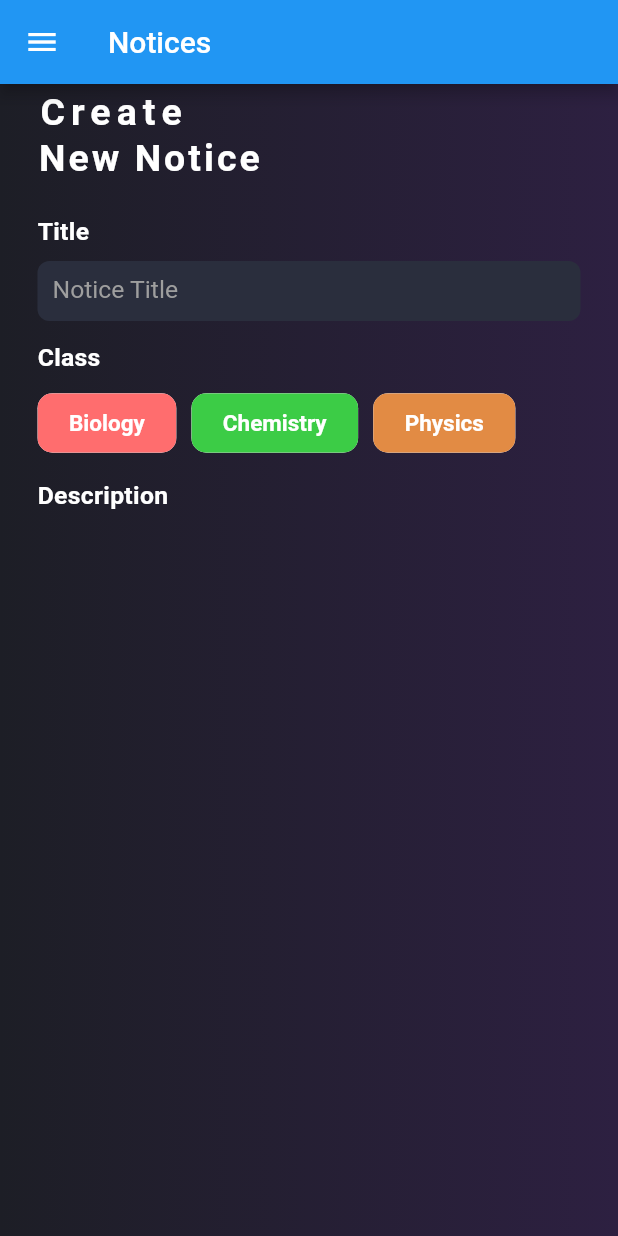
After one commit to MishanPerera/Institute_Management_App, a Flutter app: the Notice screen opened directly, on a phone screen of 412 x 824 dp. The commit adds this screen. Run offline on Flutter 3.47's test engine with Material 2 defaults, Android fonts, the phone set to English and light mode, and no system bars; our stand-ins replace firebase_auth, firebase_core, flutter_zoom_drawer, quickalert; accounts and stored records are empty.

Commit message:
commit create notice UI

```diff
--- a/institute_management_app/lib/screens/main_page.dart
+++ b/institute_management_app/lib/screens/main_page.dart
@@ -5,7 +5,7 @@ import 'package:institute_management_app/models/menu_page_model.dart';
 import 'package:institute_management_app/screens/menu_page.dart';
 
 import 'package:institute_management_app/screens/pages/time_table_screen.dart';
-import 'package:institute_management_app/screens/pages/sample_page_1.dart';
+import 'package:institute_management_app/screens/pages/notice_screen.dart';
 import 'package:institute_management_app/screens/pages/sample_page_2.dart';
 import 'package:institute_management_app/screens/pages/sample_page_3.dart';
 import 'package:institute_management_app/screens/pages/sample_page_4.dart';
@@ -47,8 +47,8 @@ class _MainPageState extends State<MainPage> {
         return const TimeTable(
           title: 'Time Table',
         );
-      case MenuItems.promos:
-        return const SamplePage1();
+      case MenuItems.notice:
+        return const Notice();
       case MenuItems.notifications:
         return const SamplePage2();
       case MenuItems.help:
--- a/institute_management_app/lib/screens/menu_page.dart
+++ b/institute_management_app/lib/screens/menu_page.dart
@@ -3,7 +3,7 @@ import 'package:institute_management_app/models/menu_page_model.dart';
 
 class MenuItems {
   static const timeTable = MenuItem('Time Table', Icons.table_chart_outlined);
-  static const promos = MenuItem('Promo', Icons.card_giftcard);
+  static const notice = MenuItem('Notice', Icons.card_giftcard);
   static const notifications = MenuItem('Notification', Icons.notifications);
   static const help = MenuItem('Help', Icons.help);
   static const aboutUs = MenuItem('About Us', Icons.info_outline);
@@ -11,7 +11,7 @@ class MenuItems {
 
   static const all = <MenuItem>[
     timeTable,
-    promos,
+    notice,
     notifications,
     help,
     aboutUs,
--- /dev/null
+++ b/institute_management_app/lib/screens/pages/notice_screen.dart
@@ -0,0 +1,212 @@
+import 'package:flutter/material.dart';
+import 'package:flutter_zoom_drawer/flutter_zoom_drawer.dart';
+
+// class Notice extends StatelessWidget {
+//   const Notice({Key? key}) : super(key: key);
+
+//   @override
+//   Widget build(BuildContext context) {
+//     return Scaffold(
+//       backgroundColor: Colors.amberAccent,
+//       appBar: AppBar(
+//         leading: IconButton(
+//           icon: const Icon(Icons.menu),
+//           onPressed: () => ZoomDrawer.of(context)!.toggle(),
+//         ),
+//         title: const Text(
+//           "Notices",
+//         ),
+//       ),
+//     );
+//   }
+// }
+
+class Notice extends StatefulWidget {
+  const Notice({super.key});
+
+  @override
+  State<Notice> createState() => _NoticeState();
+}
+
+class _NoticeState extends State<Notice> {
+  @override
+  Widget build(BuildContext context) {
+    return Scaffold(
+      body: Container(
+        height: MediaQuery.of(context).size.height,
+        width: MediaQuery.of(context).size.width,
+        decoration: BoxDecoration(
+          gradient: LinearGradient(colors: [
+            Color(0xff1d1e26),
+            Color(0xff2d2041),
+          ]),
+        ),
+        child: SingleChildScrollView(
+          child: Column(
+            crossAxisAlignment: CrossAxisAlignment.start,
+            children: [
+              Padding(
+                padding:
+                    const EdgeInsets.symmetric(horizontal: 25, vertical: 4),
+                child: Column(
+                  crossAxisAlignment: CrossAxisAlignment.start,
+                  children: [
+                    Text(
+                      "Create",
+                      style: TextStyle(
+                        fontSize: 25,
+                        color: Colors.white,
+                        fontWeight: FontWeight.bold,
+                        letterSpacing: 4,
+                      ),
+                    ),
+                    SizedBox(
+                      height: 2,
+                    ),
+                    Text(
+                      "New Notice",
+                      style: TextStyle(
+                        fontSize: 25,
+                        color: Colors.white,
+                        fontWeight: FontWeight.bold,
+                        letterSpacing: 2,
+                      ),
+                    ),
+                    SizedBox(
+                      height: 25,
+                    ),
+                    label("Title"),
+                    SizedBox(
+                      height: 10,
+                    ),
+                    title(),
+                    SizedBox(
+                      height: 15,
+                    ),
+                    label("Class"),
+                    SizedBox(
+                      height: 10,
+                    ),
+                    Row(
+                      children: [
+                        chipData("Biology", 0xffff6d6e),
+                        SizedBox(
+                          width: 10,
+                        ),
+                        chipData("Chemistry", 0xFF3CCC46),
+                        SizedBox(
+                          width: 10,
+                        ),
+                        chipData("Physics", 0xFFE28B44),
+                      ],
+                    ),
+                    SizedBox(
+                      height: 15,
+                    ),
+                    label("Description"),
+                    SizedBox(
+                      height: 10,
+                    ),
+                  ],
+                ),
+              ),
+            ],
+          ),
+        ),
+      ),
+      // backgroundColor: Colors.amberAccent,
+      appBar: AppBar(
+        leading: IconButton(
+          icon: const Icon(Icons.menu),
+          onPressed: () => ZoomDrawer.of(context)!.toggle(),
+        ),
+        title: const Text(
+          "Notices",
+        ),
+      ),
+    );
+  }
+
+  Widget description() {
+    return Container(
+      height: 40,
+      width: MediaQuery.of(context).size.width,
+      decoration: BoxDecoration(
+        color: Color(0xff2a2e3d),
+        borderRadius: BorderRadius.circular(8),
+      ),
+      child: TextFormField(
+        decoration: InputDecoration(
+            border: InputBorder.none,
+            hintText: "Notice Title",
+            hintStyle: TextStyle(
+              color: Colors.grey,
+              fontSize: 16.5,
+            ),
+            contentPadding: EdgeInsets.only(
+              left: 10,
+              right: 10,
+              bottom: 10,
+            )),
+      ),
+    );
+  }
+
+  Widget chipData(String label, int color) {
+    return Chip(
+      backgroundColor: Color(color),
+      shape: RoundedRectangleBorder(
+        borderRadius: BorderRadius.circular(10),
+      ),
+      label: Text(
+        label,
+        style: TextStyle(
+          color: Colors.white,
+          fontSize: 15,
+          fontWeight: FontWeight.w600,
+        ),
+      ),
+      labelPadding: EdgeInsets.symmetric(
+        horizontal: 17,
+        vertical: 3.8,
+      ),
+    );
+  }
+
+  Widget title() {
+    return Container(
+      height: 40,
+      width: MediaQuery.of(context).size.width,
+      decoration: BoxDecoration(
+        color: Color(0xff2a2e3d),
+        borderRadius: BorderRadius.circular(8),
+      ),
+      child: TextFormField(
+        decoration: InputDecoration(
+            border: InputBorder.none,
+            hintText: "Notice Title",
+            hintStyle: TextStyle(
+              color: Colors.grey,
+              fontSize: 16.5,
+            ),
+            contentPadding: EdgeInsets.only(
+              left: 10,
+              right: 10,
+              bottom: 10,
+            )),
+      ),
+    );
+  }
+
+  Widget label(String label) {
+    return Text(
+      label,
+      style: TextStyle(
+        color: Colors.white,
+        fontWeight: FontWeight.w600,
+        fontSize: 16.5,
+        letterSpacing: 0.2,
+      ),
+    );
+  }
+}
--- a/institute_management_app/lib/screens/pages/sample_page_1.dart
+++ /dev/null
@@ -1,22 +0,0 @@
-import 'package:flutter/material.dart';
-import 'package:flutter_zoom_drawer/flutter_zoom_drawer.dart';
-
-class SamplePage1 extends StatelessWidget {
-  const SamplePage1({Key? key}) : super(key: key);
-
-  @override
-  Widget build(BuildContext context) {
-    return Scaffold(
-      backgroundColor: Colors.amberAccent,
-      appBar: AppBar(
-        leading: IconButton(
-          icon: const Icon(Icons.menu),
-          onPressed: () => ZoomDrawer.of(context)!.toggle(),
-        ),
-        title: const Text(
-          "Page 1",
-        ),
-      ),
-    );
-  }
-}
```
